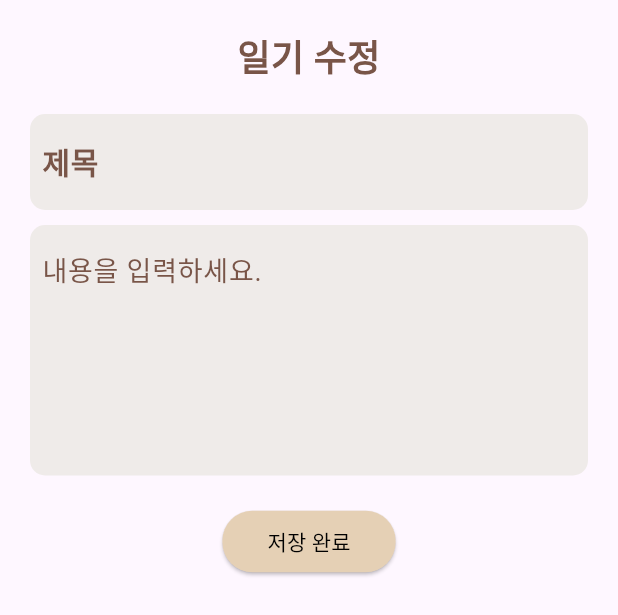
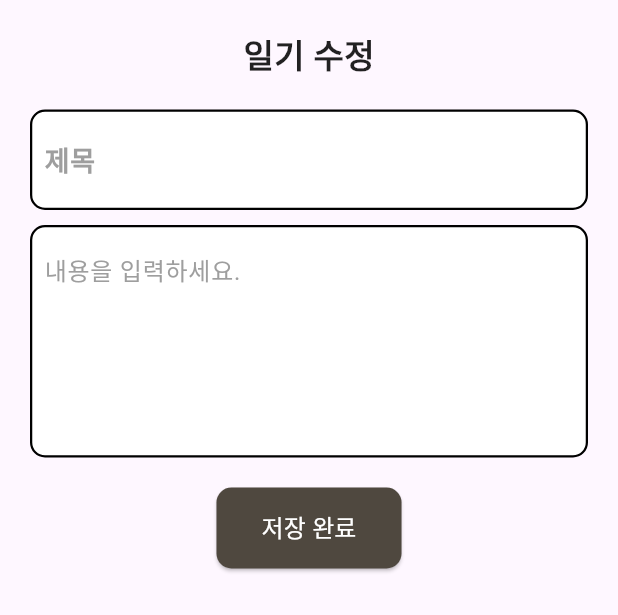
Before and after one commit to Dayoung331/madcamp_week4, a Flutter app: the EntryForm widget shown alone on an empty page, opened directly with empty values, on a phone screen of 412 x 824 dp. Shown: the top 615 px of the screen. Run offline on Flutter 3.47's test engine with Material 3 defaults, Android fonts, the phone set to English and light mode, and no system bars; our stand-ins replace confetti, lottie, shared_preferences, table_calendar; accounts and stored records are empty; Roboto replaces fonts that are missing (AppleMyungjo).

Commit message:
일기 수정 디자인 변경

```diff
--- a/lib/screens/entry_form.dart
+++ b/lib/screens/entry_form.dart
@@ -26,17 +26,22 @@ class EntryForm extends StatelessWidget {
           Text(
             '일기 수정',
             style: TextStyle(
-              fontSize: 24,
+              fontSize: 22,
               fontWeight: FontWeight.bold,
               fontFamily: 'AppleMyungjo',
-              color: Colors.brown,
+              color: Colors.black87,
             ),
           ),
           SizedBox(height: 20),
           Container(
             decoration: BoxDecoration(
-              color: Colors.brown[50],
+              color: Colors.white,
               borderRadius: BorderRadius.circular(10),
+              border: Border.all(
+                color: Colors.black, // 검은색 테두리
+                width: 1.5,
+                style: BorderStyle.solid,
+              ),
             ),
             child: Padding(
               padding: const EdgeInsets.all(8.0),
@@ -45,17 +50,17 @@ class EntryForm extends StatelessWidget {
                 decoration: InputDecoration(
                   hintText: '제목',
                   hintStyle: TextStyle(
-                    color: Colors.brown,
-                    fontSize: 20,
+                    color: Colors.grey,
+                    fontSize: 18,
                     fontFamily: 'AppleMyungjo',
                   ),
                   border: InputBorder.none,
                 ),
                 style: TextStyle(
-                  fontSize: 20,
+                  fontSize: 18,
                   fontWeight: FontWeight.bold,
                   fontFamily: 'AppleMyungjo',
-                  color: Colors.brown,
+                  color: Colors.black87,
                 ),
               ),
             ),
@@ -63,8 +68,13 @@ class EntryForm extends StatelessWidget {
           SizedBox(height: 10),
           Container(
             decoration: BoxDecoration(
-              color: Colors.brown[50],
+              color: Colors.white,
               borderRadius: BorderRadius.circular(10),
+              border: Border.all(
+                color: Colors.black, // 검은색 테두리
+                width: 1.5,
+                style: BorderStyle.solid,
+              ),
             ),
             child: Padding(
               padding: const EdgeInsets.all(8.0),
@@ -73,16 +83,16 @@ class EntryForm extends StatelessWidget {
                 decoration: InputDecoration(
                   hintText: '내용을 입력하세요.',
                   hintStyle: TextStyle(
-                    color: Colors.brown,
-                    fontSize: 18,
+                    color: Colors.grey,
+                    fontSize: 16,
                     fontFamily: 'AppleMyungjo',
                   ),
                   border: InputBorder.none,
                 ),
                 style: TextStyle(
-                  fontSize: 18,
+                  fontSize: 16,
                   fontFamily: 'AppleMyungjo',
-                  color: Colors.brown,
+                  color: Colors.black87,
                 ),
                 maxLines: 5,
               ),
@@ -91,13 +101,20 @@ class EntryForm extends StatelessWidget {
           SizedBox(height: 20),
           ElevatedButton(
             onPressed: onSave,
-            child: Text('저장 완료', style: TextStyle(fontFamily: 'AppleMyungjo', color: Colors.black)),
+            child: Text(
+              '저장 완료',
+              style: TextStyle(
+                fontFamily: 'AppleMyungjo',
+                color: Colors.white,
+                fontSize: 16,
+              ),
+            ),
             style: ElevatedButton.styleFrom(
-              backgroundColor: Color(0xFFE5D0B5),
+              backgroundColor: Color(0xFF4F483F),
               shape: RoundedRectangleBorder(
-                borderRadius: BorderRadius.circular(20),
+                borderRadius: BorderRadius.circular(10),
               ),
-              padding: EdgeInsets.symmetric(horizontal: 30, vertical: 10),
+              padding: EdgeInsets.symmetric(horizontal: 30, vertical: 15),
             ),
           ),
           SizedBox(height: 10),
--- a/pubspec.yaml
+++ b/pubspec.yaml
@@ -93,6 +93,8 @@ flutter:
     - assets/images/calendar_diary.png
     - assets/images/calendar_question_and_answer.png
     - assets/Animation_send.json
+    - assets/images/paper_texture.jpg
+    - assets/images/grid_background.jpg
 
   # An image asset can refer to one or more resolution-specific "variants", see
   # https://flutter.dev/assets-and-images/#resolution-aware
```
Also changed, not shown: lib/screens/past_answers_screen.dart (+167 -3 lines), assets/images/grid_background.jpg (added), assets/images/paper_texture.jpg (added).
